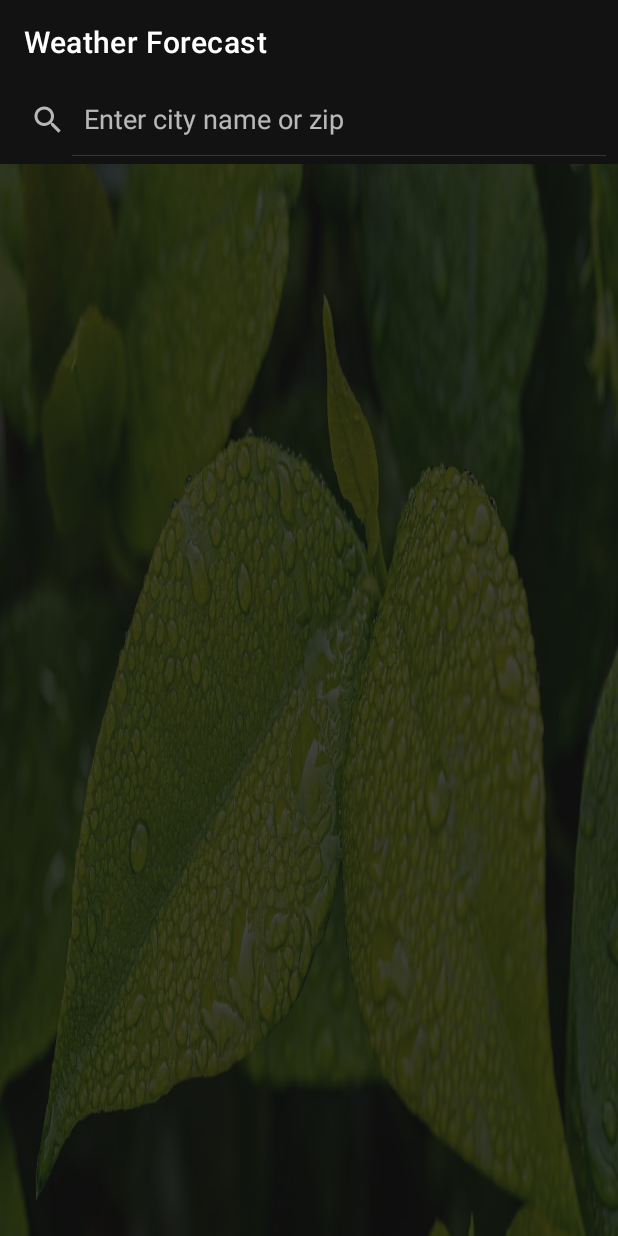
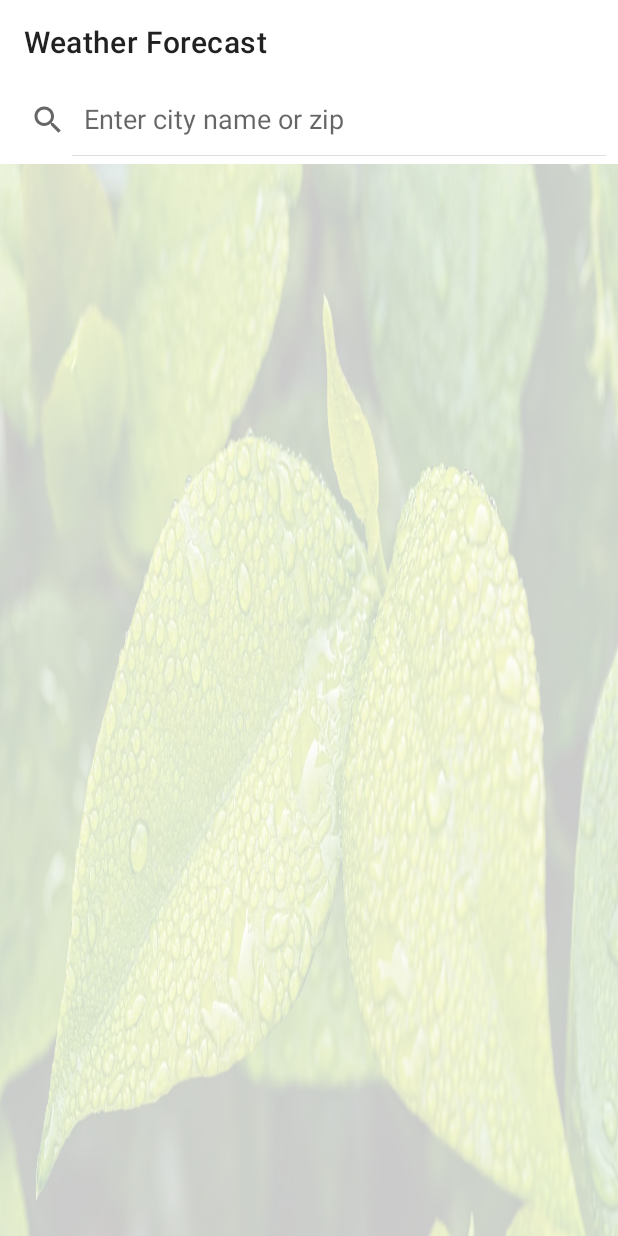
Before and after one commit to onemaninindia1/WeatherApp, an Android app: the screen it shows after launch (MainActivity), on a phone screen of 412 x 824 dp. Run offline under Robolectric (Android 15) with nearby library versions, the phone set to English and light mode, and no system bars; our stand-ins replace Dagger/Hilt's generated code; pictures from the network do not load.

Commit message:
Demo | Weather App | Theme and Style Update

```diff
--- a/app/src/main/AndroidManifest.xml
+++ b/app/src/main/AndroidManifest.xml
@@ -11,10 +11,10 @@
       android:name=".view.HiltApplication"
       android:icon="@mipmap/ic_launcher"
       android:label="@string/app_name"
-      android:supportsRtl="true"
-      android:theme="@style/Theme.WeatherApp.SplashScreen">
+      android:supportsRtl="true">
     <activity
         android:name=".view.MainActivity"
+        android:theme="@style/Theme.WeatherApp.SplashScreen"
         android:exported="true">
       <intent-filter>
         <action android:name="android.intent.action.MAIN" />
--- a/app/src/main/res/values-night/themes.xml
+++ b/app/src/main/res/values-night/themes.xml
@@ -6,11 +6,23 @@
     <item name="colorPrimaryVariant">@color/purple_700</item>
     <item name="colorOnPrimary">@color/black</item>
     <!-- Secondary brand color. -->
-    <item name="colorSecondary">@color/teal_200</item>
-    <item name="colorSecondaryVariant">@color/teal_200</item>
+    <item name="colorSecondary">@color/light_white</item>
+    <item name="colorSecondaryVariant">@android:color/holo_orange_dark</item>
     <item name="colorOnSecondary">@color/black</item>
     <!-- Status bar color. -->
     <item name="android:statusBarColor">?attr/colorPrimaryVariant</item>
     <!-- Customize your theme here. -->
+    <item name="android:windowBackground">@color/black</item>
+  </style>
+  <style name="Theme.WeatherApp.SplashScreen" parent="Theme.MaterialComponents.DayNight.NoActionBar">
+    <item name="postSplashScreenTheme">@style/Theme.WeatherApp</item>
+  </style>
+  <style name="Theme.WeatherApp.PBColor">
+    <item name="colorAccent">@color/white</item>
+  </style>
+  <style name="Theme.WeatherApp.Details">
+    <item name="cardBackgroundColor">#424242</item>
+    <item name="android:textColor">@color/white</item>
+    <item name="android:outlineAmbientShadowColor">@color/white</item>
   </style>
 </resources>
--- a/app/src/main/res/values-v31/themes.xml
+++ b/app/src/main/res/values-v31/themes.xml
@@ -1,7 +1,24 @@
 <?xml version="1.0" encoding="utf-8"?>
 <resources>
-  <style name="Theme.WeatherApp.SplashScreen" parent="Theme.MaterialComponents.NoActionBar">
-    <item name="android:windowSplashScreenBackground">@color/design_default_color_primary_variant</item>
-    <item name="android:windowSplashScreenAnimationDuration">1000</item>
+  <style name="Theme.WeatherApp.SplashScreen" parent="Theme.MaterialComponents.Light.NoActionBar">
+    <item name="postSplashScreenTheme">@style/Theme.WeatherApp</item>
+  </style>
+  <style name="Theme.WeatherApp" parent="Theme.MaterialComponents.Light.NoActionBar">
+    <!-- Primary brand color. -->
+    <item name="colorPrimary">@color/purple_500</item>
+    <item name="colorPrimaryVariant">@color/purple_700</item>
+    <item name="colorOnPrimary">@color/white</item>
+    <!-- Secondary brand color. -->
+    <item name="colorSecondary">@color/teal_200</item>
+    <item name="colorSecondaryVariant">@color/teal_700</item>
+    <item name="colorOnSecondary">@color/black</item>
+    <!-- Status bar color. -->
+    <item name="android:statusBarColor">?attr/colorPrimaryVariant</item>
+    <!-- Customize your theme here. -->
+  </style>
+  <style name="Theme.WeatherApp.Details">
+    <item name="cardBackgroundColor">#424242</item>
+    <item name="android:textColor">@color/white</item>
+    <item name="android:outlineAmbientShadowColor">@color/black</item>
   </style>
 </resources>
--- a/app/src/main/res/values/colors.xml
+++ b/app/src/main/res/values/colors.xml
@@ -9,4 +9,5 @@
   <color name="white">#FFFFFFFF</color>
   <color name="light_white">#F8F8F5</color>
   <color name="divider">#955ECC</color>
+  <color name="transparent">#CC000000</color>
 </resources>
--- a/app/src/main/res/values/themes.xml
+++ b/app/src/main/res/values/themes.xml
@@ -1,6 +1,6 @@
 <resources xmlns:tools="http://schemas.android.com/tools">
   <!-- Base application theme. -->
-  <style name="Theme.WeatherApp" parent="Theme.MaterialComponents.Light">
+  <style name="Theme.WeatherApp" parent="Theme.MaterialComponents.Light.NoActionBar">
     <!-- Primary brand color. -->
     <item name="colorPrimary">@color/purple_500</item>
     <item name="colorPrimaryVariant">@color/purple_700</item>
@@ -13,14 +13,17 @@
     <item name="android:statusBarColor">?attr/colorPrimaryVariant</item>
     <!-- Customize your theme here. -->
   </style>
-  <style name="Theme.WeatherApp.SplashScreen" parent="Theme.SplashScreen">
-    <item name="android:windowSplashScreenBackground">@color/design_default_color_primary_variant</item>
-    <item name="android:windowSplashScreenAnimationDuration">1000</item>
-    <item name="android:windowSplashScreenIconBackgroundColor">@color/white</item>
+  <style name="Theme.WeatherApp.SplashScreen" parent="Theme.MaterialComponents.Light.NoActionBar">
     <item name="android:windowSplashScreenBrandingImage">@drawable/ic_logo_round</item>
+    <item name="android:windowBackground">@drawable/splash_bg_theme</item>
     <item name="postSplashScreenTheme">@style/Theme.WeatherApp</item>
   </style>
   <style name="Theme.WeatherApp.PBColor">
-    <item name="colorAccent">@color/white</item>
+    <item name="colorAccent">@color/purple_500</item>
+  </style>
+  <style name="Theme.WeatherApp.Details">
+    <item name="cardBackgroundColor">#424242</item>
+    <item name="android:textColor">@color/white</item>
+    <item name="android:outlineAmbientShadowColor">@color/black</item>
   </style>
 </resources>
```
Also changed, not shown: app/src/main/res/layout/weather_details_layout.xml (+4 -11 lines).
